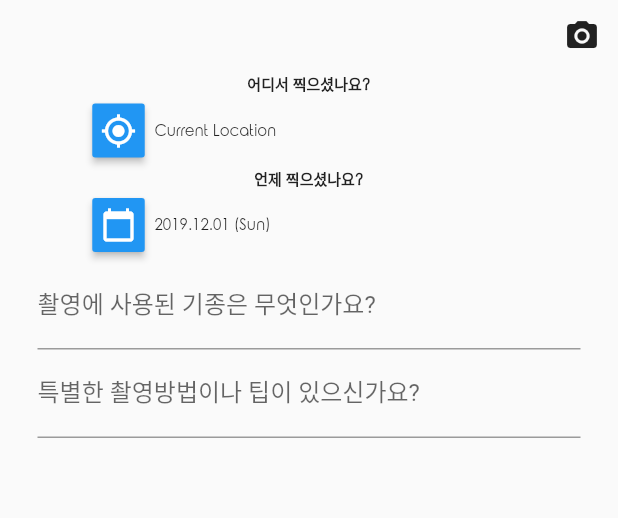
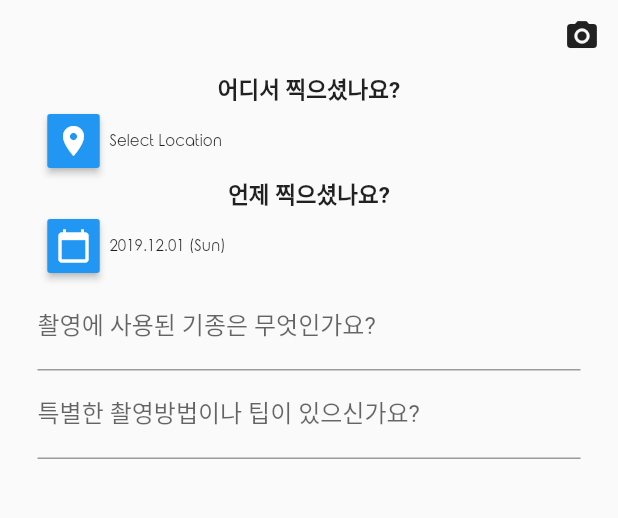
Before and after one commit to jaehoonx2/everybody_cheese, a Flutter app: the UploadPage screen opened directly, on a phone screen of 412 x 824 dp, the part 496-1014 px from its top. Run offline on Flutter 3.47's test engine with Material 2 defaults, Android fonts, the phone set to English and light mode, and no system bars; our stand-ins replace cloud_firestore, device_info, firebase_auth, firebase_storage, flutter_signin_button, geolocator and 2 more; missing offline and left inert: flutter_google_places, geocoder, google_maps_webservice; accounts and stored records are empty; Roboto replaces fonts that are missing (HangeulNuri).

Commit message:
add - location is finished

```diff
--- a/lib/add.dart
+++ b/lib/add.dart
@@ -1,22 +1,27 @@
 import 'dart:io';
 import 'dart:async';
 
-import 'package:flutter/material.dart' as prefix0;
+import 'package:cloud_firestore/cloud_firestore.dart';
+import 'package:device_info/device_info.dart';
+import 'package:firebase_auth/firebase_auth.dart';
+import 'package:firebase_storage/firebase_storage.dart';
+import 'package:flutter_google_places/flutter_google_places.dart';
+import 'package:flutter/material.dart';
+import 'package:flutter_signin_button/flutter_signin_button.dart';
+import 'package:geocoder/geocoder.dart';
+import 'package:geolocator/geolocator.dart';
+import 'package:google_maps_webservice/places.dart';
+import 'package:image_picker/image_picker.dart';
 import 'package:intl/intl.dart';
-import 'package:flutter/material.dart';
-import 'package:firebase_auth/firebase_auth.dart';
-import 'package:cloud_firestore/cloud_firestore.dart';
-import 'package:firebase_storage/firebase_storage.dart';
-import 'package:device_info/device_info.dart';
-import 'package:image_picker/image_picker.dart';
-import 'package:flutter_signin_button/flutter_signin_button.dart';
 import 'package:path/path.dart' as Path;
-import 'package:geolocator/geolocator.dart';
 
 final FirebaseAuth _auth = FirebaseAuth.instance;
 
 DateTime _takenDate = DateTime.now();
 final formatter = new DateFormat('yyyy.MM.dd (E)');
+
+const kGoogleApiKey = "AIzaSyAlIfxVG_5_XUbqWbRMBZ8D-0v_2UX2sy0";
+GoogleMapsPlaces _places = GoogleMapsPlaces(apiKey: kGoogleApiKey);
 
 class AddPage extends StatelessWidget {
   @override
@@ -128,6 +133,30 @@ class _UploadPageState extends State<UploadPage> {
   }
   // End of the geolocator
 
+  // Start of the flutter_google_places
+  Future<Null> displayPrediction(Prediction p) async {
+    if (p != null) {
+      PlacesDetailsResponse detail =
+      await _places.getDetailsByPlaceId(p.placeId);
+
+      var placeId = p.placeId;
+      double lat = detail.result.geometry.location.lat;
+      double lng = detail.result.geometry.location.lng;
+
+      var address = await Geocoder.local.findAddressesFromQuery(p.description);
+
+      setState(() {
+        _currentAddress = p.description;
+        _currentPosition = Position(latitude: lat, longitude: lng);
+      });
+
+//      print(p.description);
+//      print(lat);
+//      print(lng);
+    }
+  }
+  // End of the flutter_google_places
+
   final descController = TextEditingController();
   final camController = TextEditingController();
 
@@ -151,6 +180,9 @@ class _UploadPageState extends State<UploadPage> {
       });
 
       _getCurrentLocation();
+    } else {
+      _currentPosition = null;
+      _currentAddress = null;
     }
 
     _getUserInfo().then((finish) {
@@ -301,61 +333,56 @@ class _UploadPageState extends State<UploadPage> {
               padding: EdgeInsets.symmetric(horizontal: 25.0),
               child: Column(
                 children: <Widget>[
-                  Column(
-                    children: <Widget>[
                   Text(
                     '어디서 찍으셨나요?',
                     style: TextStyle(
-                          fontFamily: 'RoundedElegance',
-                          fontSize: 10.0,
+                      fontFamily: 'HangeulNuri',
+                      fontSize: 15.0,
                       fontWeight: FontWeight.w700,
                     ),
                   ),
-                      Padding(
-                        padding: prefix0.EdgeInsets.only(left: 30.0),
-                        child: Row(
-                          mainAxisAlignment: MainAxisAlignment.start,
+                  Row(
                     children: <Widget>[
                       SignInButtonBuilder(
                           mini: true,
-                              icon: _mode == 0 ? Icons.my_location : Icons.location_on,
+                          icon: Icons.location_on,
                           text: 'Location',
                           backgroundColor: Colors.blue,
                           onPressed: () async {
-//                                if(_mode == 0)
+                            if(_mode == 0)
                               await _getCurrentLocation();
-//                                else {
-//
-//                                }
+                            else {
+                              // IOS --> error occured
+                              if(Platform.isAndroid){
+                                Prediction p = await PlacesAutocomplete.show(
+                                    context: context, apiKey: kGoogleApiKey);
+                                displayPrediction(p);
+                              } else {
+                                await _getCurrentLocation();
+                              }
+                            }
                           }
                       ),
-                            Text(
-                              _currentPosition != null ? _currentAddress : (_mode == 0 ? 'Current Location' : 'Select Location'),
+                      Flexible(
+                        child: Text(
+                          _currentPosition != null ? _currentAddress : 'Select Location',
                           style: TextStyle(
                             fontFamily: 'RoundedElegance',
                             fontSize: 10.0,
                           ),
                         ),
-                          ],
-                        ),
                       ),
                     ],
                   ),
-                  SizedBox(width: 20.0,),
-                  Column(
-                    children: <Widget>[
                   Text(
                     '언제 찍으셨나요?',
                     style: TextStyle(
-                          fontFamily: 'RoundedElegance',
-                          fontSize: 10.0,
+                      fontFamily: 'HangeulNuri',
+                      fontSize: 15.0,
                       fontWeight: FontWeight.w700,
                     ),
                   ),
-                      Padding(
-                        padding: prefix0.EdgeInsets.only(left: 30.0),
-                        child: Row(
-                          mainAxisAlignment: MainAxisAlignment.start,
+                  Row(
                     children: <Widget>[
                       SignInButtonBuilder(
                           mini: true,
@@ -368,9 +395,6 @@ class _UploadPageState extends State<UploadPage> {
                         style: TextStyle(
                           fontFamily: 'RoundedElegance',
                           fontSize: 10.0,
-                              ),
-                            ),
-                          ],
                         ),
                       ),
                     ],
--- a/pubspec.yaml
+++ b/pubspec.yaml
@@ -16,6 +16,8 @@ dependencies:
   firebase_auth: ^0.14.0+5
   firebase_storage: ^3.0.8
   flutter_signin_button: ^1.0.0
+  flutter_google_places: ^0.2.3
+  geocoder: ^0.2.1
   geolocator: ^5.1.5
   google_sign_in: ^4.0.14
   google_maps_flutter: ^0.5.21+12
```
Also changed, not shown: pubspec.lock, 2 other files. Lines whose indentation alone changed are shown as unchanged.
